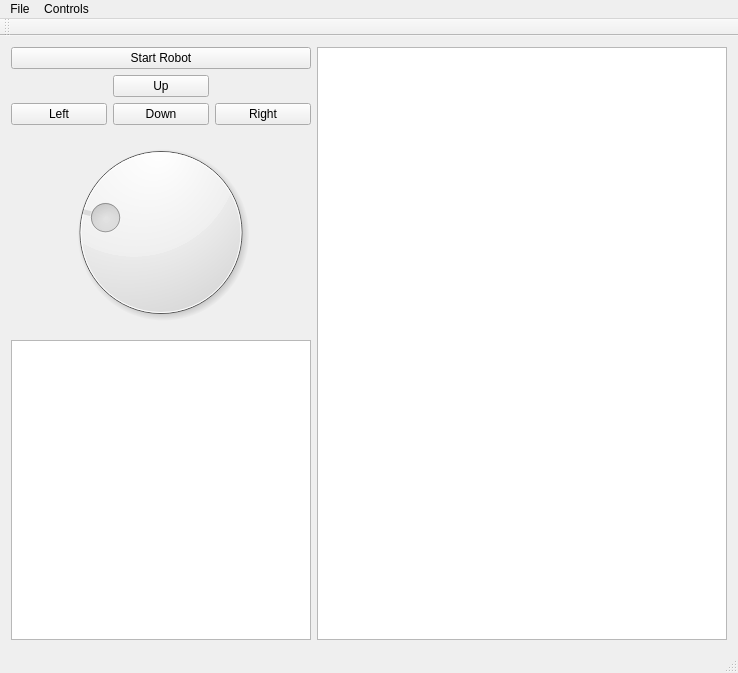
Before: the Qt Designer form Mapping/mainwindow.ui in schvarcz/AriaMapping, drawn with Qt 5.
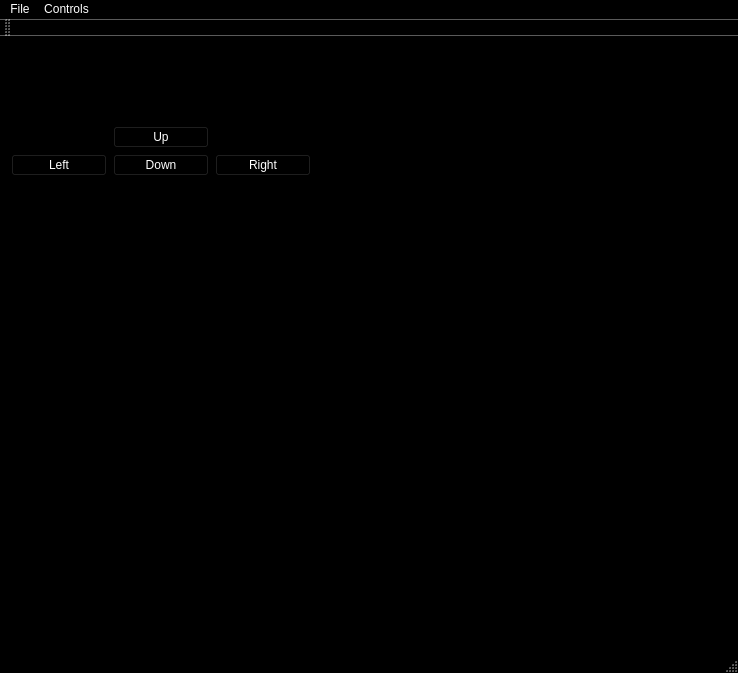
After: the same form once the commit is applied.

What changed in the file:
```diff
--- a/Mapping/mainwindow.ui
+++ b/Mapping/mainwindow.ui
@@ -10,6 +10,421 @@
     <height>673</height>
    </rect>
   </property>
+  <property name="palette">
+   <palette>
+    <active>
+     <colorrole role="WindowText">
+      <brush brushstyle="SolidPattern">
+       <color alpha="255">
+        <red>255</red>
+        <green>255</green>
+        <blue>255</blue>
+       </color>
+      </brush>
+     </colorrole>
+     <colorrole role="Button">
+      <brush brushstyle="SolidPattern">
+       <color alpha="255">
+        <red>0</red>
+        <green>0</green>
+        <blue>0</blue>
+       </color>
+      </brush>
+     </colorrole>
+     <colorrole role="Light">
+      <brush brushstyle="SolidPattern">
+       <color alpha="255">
+        <red>0</red>
+        <green>0</green>
+        <blue>0</blue>
+       </color>
+      </brush>
+     </colorrole>
+     <colorrole role="Midlight">
+      <brush brushstyle="SolidPattern">
+       <color alpha="255">
+        <red>0</red>
+        <green>0</green>
+        <blue>0</blue>
+       </color>
+      </brush>
+     </colorrole>
+     <colorrole role="Dark">
+      <brush brushstyle="SolidPattern">
+       <color alpha="255">
+        <red>0</red>
+        <green>0</green>
+        <blue>0</blue>
+       </color>
+      </brush>
+     </colorrole>
+     <colorrole role="Mid">
+      <brush brushstyle="SolidPattern">
+       <color alpha="255">
+        <red>0</red>
+        <green>0</green>
+        <blue>0</blue>
+       </color>
+      </brush>
+     </colorrole>
+     <colorrole role="Text">
+      <brush brushstyle="SolidPattern">
+       <color alpha="255">
+        <red>255</red>
+        <green>255</green>
+        <blue>255</blue>
+       </color>
+      </brush>
+     </colorrole>
+     <colorrole role="BrightText">
+      <brush brushstyle="SolidPattern">
+       <color alpha="255">
+        <red>255</red>
+        <green>255</green>
+        <blue>255</blue>
+       </color>
+      </brush>
+     </colorrole>
+     <colorrole role="ButtonText">
+      <brush brushstyle="SolidPattern">
+       <color alpha="255">
+        <red>255</red>
+        <green>255</green>
+        <blue>255</blue>
+       </color>
+      </brush>
+     </colorrole>
+     <colorrole role="Base">
+      <brush brushstyle="SolidPattern">
+       <color alpha="255">
+        <red>0</red>
+        <green>0</green>
+        <blue>0</blue>
+       </color>
+      </brush>
+     </colorrole>
+     <colorrole role="Window">
+      <brush brushstyle="SolidPattern">
+       <color alpha="255">
+        <red>0</red>
+        <green>0</green>
+        <blue>0</blue>
+       </color>
+      </brush>
+     </colorrole>
+     <colorrole role="Shadow">
+      <brush brushstyle="SolidPattern">
+       <color alpha="255">
+        <red>0</red>
+        <green>0</green>
+        <blue>0</blue>
+       </color>
+      </brush>
+     </colorrole>
+     <colorrole role="AlternateBase">
+      <brush brushstyle="SolidPattern">
+       <color alpha="255">
+        <red>0</red>
+        <green>0</green>
+        <blue>0</blue>
+       </color>
+      </brush>
+     </colorrole>
+     <colorrole role="ToolTipBase">
+      <brush brushstyle="SolidPattern">
+       <color alpha="255">
+        <red>255</red>
+        <green>255</green>
+        <blue>220</blue>
+       </color>
+      </brush>
+     </colorrole>
+     <colorrole role="ToolTipText">
+      <brush brushstyle="SolidPattern">
+       <color alpha="255">
+        <red>0</red>
+        <green>0</green>
+        <blue>0</blue>
+       </color>
+      </brush>
+     </colorrole>
+    </active>
+    <inactive>
+     <colorrole role="WindowText">
+      <brush brushstyle="SolidPattern">
+       <color alpha="255">
+        <red>255</red>
+        <green>255</green>
+        <blue>255</blue>
+       </color>
+      </brush>
+     </colorrole>
+     <colorrole role="Button">
+      <brush brushstyle="SolidPattern">
+       <color alpha="255">
+        <red>0</red>
+        <green>0</green>
+        <blue>0</blue>
+       </color>
+      </brush>
+     </colorrole>
+     <colorrole role="Light">
+      <brush brushstyle="SolidPattern">
+       <color alpha="255">
+        <red>0</red>
+        <green>0</green>
+        <blue>0</blue>
+       </color>
+      </brush>
+     </colorrole>
+     <colorrole role="Midlight">
+      <brush brushstyle="SolidPattern">
+       <color alpha="255">
+        <red>0</red>
+        <green>0</green>
+        <blue>0</blue>
+       </color>
+      </brush>
+     </colorrole>
+     <colorrole role="Dark">
+      <brush brushstyle="SolidPattern">
+       <color alpha="255">
+        <red>0</red>
+        <green>0</green>
+        <blue>0</blue>
+       </color>
+      </brush>
+     </colorrole>
+     <colorrole role="Mid">
+      <brush brushstyle="SolidPattern">
+       <color alpha="255">
+        <red>0</red>
+        <green>0</green>
+        <blue>0</blue>
+       </color>
+      </brush>
+     </colorrole>
+     <colorrole role="Text">
+      <brush brushstyle="SolidPattern">
+       <color alpha="255">
+        <red>255</red>
+        <green>255</green>
+        <blue>255</blue>
+       </color>
+      </brush>
+     </colorrole>
+     <colorrole role="BrightText">
+      <brush brushstyle="SolidPattern">
+       <color alpha="255">
+        <red>255</red>
+        <green>255</green>
+        <blue>255</blue>
+       </color>
+      </brush>
+     </colorrole>
+     <colorrole role="ButtonText">
+      <brush brushstyle="SolidPattern">
+       <color alpha="255">
+        <red>255</red>
+        <green>255</green>
+        <blue>255</blue>
+       </color>
+      </brush>
+     </colorrole>
+     <colorrole role="Base">
+      <brush brushstyle="SolidPattern">
+       <color alpha="255">
+        <red>0</red>
+        <green>0</green>
+        <blue>0</blue>
+       </color>
+      </brush>
+     </colorrole>
+     <colorrole role="Window">
+      <brush brushstyle="SolidPattern">
+       <color alpha="255">
+        <red>0</red>
+        <green>0</green>
+        <blue>0</blue>
+       </color>
+      </brush>
+     </colorrole>
+     <colorrole role="Shadow">
+      <brush brushstyle="SolidPattern">
+       <color alpha="255">
+        <red>0</red>
+        <green>0</green>
+        <blue>0</blue>
+       </color>
+      </brush>
+     </colorrole>
+     <colorrole role="AlternateBase">
+      <brush brushstyle="SolidPattern">
+       <color alpha="255">
+        <red>0</red>
+        <green>0</green>
+        <blue>0</blue>
+       </color>
+      </brush>
+     </colorrole>
+     <colorrole role="ToolTipBase">
+      <brush brushstyle="SolidPattern">
+       <color alpha="255">
+        <red>255</red>
+        <green>255</green>
+        <blue>220</blue>
+       </color>
+      </brush>
+     </colorrole>
+     <colorrole role="ToolTipText">
+      <brush brushstyle="SolidPattern">
+       <color alpha="255">
+        <red>0</red>
+        <green>0</green>
+        <blue>0</blue>
+       </color>
+      </brush>
+     </colorrole>
+    </inactive>
+    <disabled>
+     <colorrole role="WindowText">
+      <brush brushstyle="SolidPattern">
+       <color alpha="255">
+        <red>0</red>
+        <green>0</green>
+        <blue>0</blue>
+       </color>
+      </brush>
+     </colorrole>
+     <colorrole role="Button">
+      <brush brushstyle="SolidPattern">
+       <color alpha="255">
+        <red>0</red>
+        <green>0</green>
+        <blue>0</blue>
+       </color>
+      </brush>
+     </colorrole>
+     <colorrole role="Light">
+      <brush brushstyle="SolidPattern">
+       <color alpha="255">
+        <red>0</red>
+        <green>0</green>
+        <blue>0</blue>
+       </color>
+      </brush>
+     </colorrole>
+     <colorrole role="Midlight">
+      <brush brushstyle="SolidPattern">
+       <color alpha="255">
+        <red>0</red>
+        <green>0</green>
+        <blue>0</blue>
+       </color>
+      </brush>
+     </colorrole>
+     <colorrole role="Dark">
+      <brush brushstyle="SolidPattern">
+       <color alpha="255">
+        <red>0</red>
+        <green>0</green>
+        <blue>0</blue>
+       </color>
+      </brush>
+     </colorrole>
+     <colorrole role="Mid">
+      <brush brushstyle="SolidPattern">
+       <color alpha="255">
+        <red>0</red>
+        <green>0</green>
+        <blue>0</blue>
+       </color>
+      </brush>
+     </colorrole>
+     <colorrole role="Text">
+      <brush brushstyle="SolidPattern">
+       <color alpha="255">
+        <red>0</red>
+        <green>0</green>
+        <blue>0</blue>
+       </color>
+      </brush>
+     </colorrole>
+     <colorrole role="BrightText">
+      <brush brushstyle="SolidPattern">
+       <color alpha="255">
+        <red>255</red>
+        <green>255</green>
+        <blue>255</blue>
+       </color>
+      </brush>
+     </colorrole>
+     <colorrole role="ButtonText">
+      <brush brushstyle="SolidPattern">
+       <color alpha="255">
+        <red>0</red>
+        <green>0</green>
+        <blue>0</blue>
+       </color>
+      </brush>
+     </colorrole>
+     <colorrole role="Base">
+      <brush brushstyle="SolidPattern">
+       <color alpha="255">
+        <red>0</red>
+        <green>0</green>
+        <blue>0</blue>
+       </color>
+      </brush>
+     </colorrole>
+     <colorrole role="Window">
+      <brush brushstyle="SolidPattern">
+       <color alpha="255">
+        <red>0</red>
+        <green>0</green>
+        <blue>0</blue>
+       </color>
+      </brush>
+     </colorrole>
+     <colorrole role="Shadow">
+      <brush brushstyle="SolidPattern">
+       <color alpha="255">
+        <red>0</red>
+        <green>0</green>
+        <blue>0</blue>
+       </color>
+      </brush>
+     </colorrole>
+     <colorrole role="AlternateBase">
+      <brush brushstyle="SolidPattern">
+       <color alpha="255">
+        <red>0</red>
+        <green>0</green>
+        <blue>0</blue>
+       </color>
+      </brush>
+     </colorrole>
+     <colorrole role="ToolTipBase">
+      <brush brushstyle="SolidPattern">
+       <color alpha="255">
+        <red>255</red>
+        <green>255</green>
+        <blue>220</blue>
+       </color>
+      </brush>
+     </colorrole>
+     <colorrole role="ToolTipText">
+      <brush brushstyle="SolidPattern">
+       <color alpha="255">
+        <red>0</red>
+        <green>0</green>
+        <blue>0</blue>
+       </color>
+      </brush>
+     </colorrole>
+    </disabled>
+   </palette>
+  </property>
   <property name="windowTitle">
    <string>MainWindow</string>
   </property>
@@ -17,42 +432,32 @@
    <layout class="QHBoxLayout" name="horizontalLayout">
     <item>
      <layout class="QVBoxLayout" name="verticalLayout_2">
-      <item>
-       <widget class="QPushButton" name="pbStartStop">
-        <property name="text">
-         <string>Start Robot</string>
-        </property>
-        <property name="checkable">
-         <bool>true</bool>
-        </property>
-       </widget>
-      </item>
       <item>
        <layout class="QHBoxLayout" name="horizontalLayout_3">
         <item>
          <layout class="QGridLayout" name="gridLayout">
-          <item row="0" column="2">
+          <item row="0" column="1">
            <widget class="QPushButton" name="pbUp">
             <property name="text">
              <string>Up</string>
             </property>
            </widget>
           </item>
-          <item row="1" column="2">
+          <item row="1" column="1">
            <widget class="QPushButton" name="pbDown">
             <property name="text">
              <string>Down</string>
             </property>
            </widget>
           </item>
-          <item row="1" column="1">
+          <item row="1" column="0">
            <widget class="QPushButton" name="pbLeft">
             <property name="text">
              <string>Left</string>
             </property>
            </widget>
           </item>
-          <item row="1" column="3">
+          <item row="1" column="2">
            <widget class="QPushButton" name="pbRight">
             <property name="text">
              <string>Right</string>
@@ -63,22 +468,6 @@
         </item>
        </layout>
       </item>
-      <item>
-       <widget class="QDial" name="dial">
-        <property name="maximum">
-         <number>360</number>
-        </property>
-        <property name="singleStep">
-         <number>1</number>
-        </property>
-        <property name="pageStep">
-         <number>1</number>
-        </property>
-        <property name="value">
-         <number>90</number>
-        </property>
-       </widget>
-      </item>
       <item>
        <widget class="QGraphicsView" name="GVSensor">
         <property name="sizePolicy">
```
Left out of the diff: 2 changed lines with no effect on the pictures.
